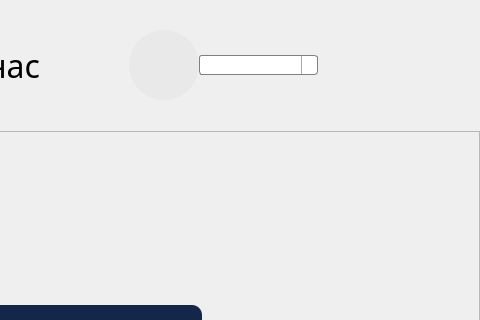
The window that src/homepage.ui (Ruha24/HotelQt) describes before a commit, drawn with Qt 5; both pictures show x 886 to 1366 and y 0 to 320 of the 1366 by 768 pixel window.
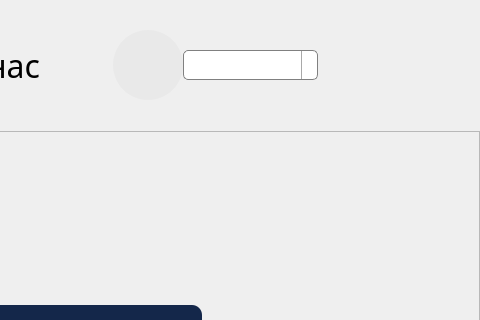
The same window after the commit. The open tabs and pages were chosen to show the change. Icons and pictures are not drawn.

Patch:
```diff
--- a/src/homepage.ui
+++ b/src/homepage.ui
@@ -326,16 +326,27 @@
                  <widget class="QComboBox" name="actionUser_2">
                   <property name="minimumSize">
                    <size>
-                    <width>119</width>
-                    <height>0</height>
+                    <width>135</width>
+                    <height>30</height>
                    </size>
                   </property>
+                  <property name="maximumSize">
+                   <size>
+                    <width>180</width>
+                    <height>16777215</height>
+                   </size>
+                  </property>
+                  <property name="font">
+                   <font>
+                    <pointsize>10</pointsize>
+                   </font>
+                  </property>
                   <property name="styleSheet">
                    <string notr="true">QComboBox {
     border: 1px solid gray;
-    border-radius: 3px;
+    border-radius: 5px;
     padding: 1px 18px 1px 3px;
-    min-width: 6em;
+    min-width: 7em;
 }
 
 QComboBox:editable {
```
Left out of the diff: 26 changed lines with no effect on the pictures.
